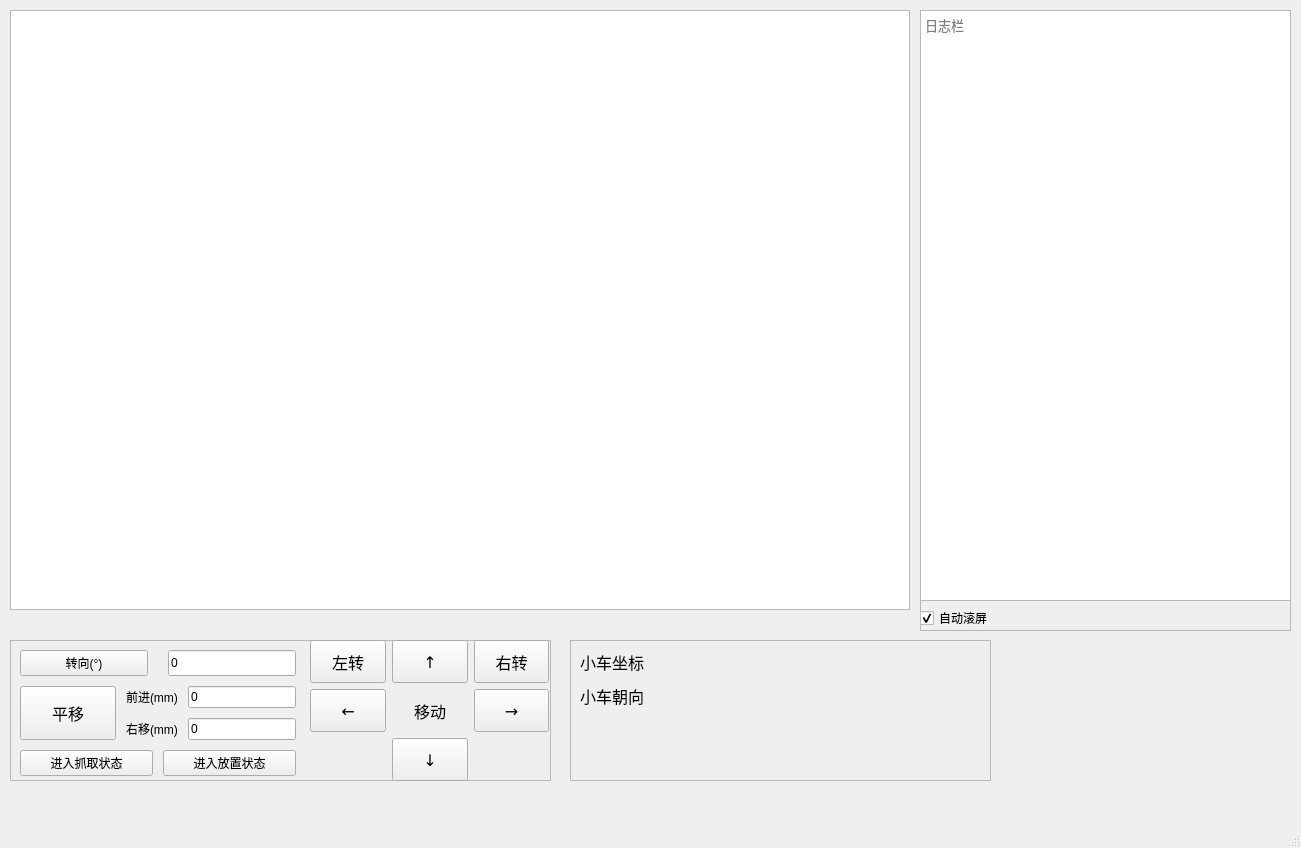
Above: control_panel/main.ui from GuanYixuan/2023_little_car before the change. Below: the same form after it.
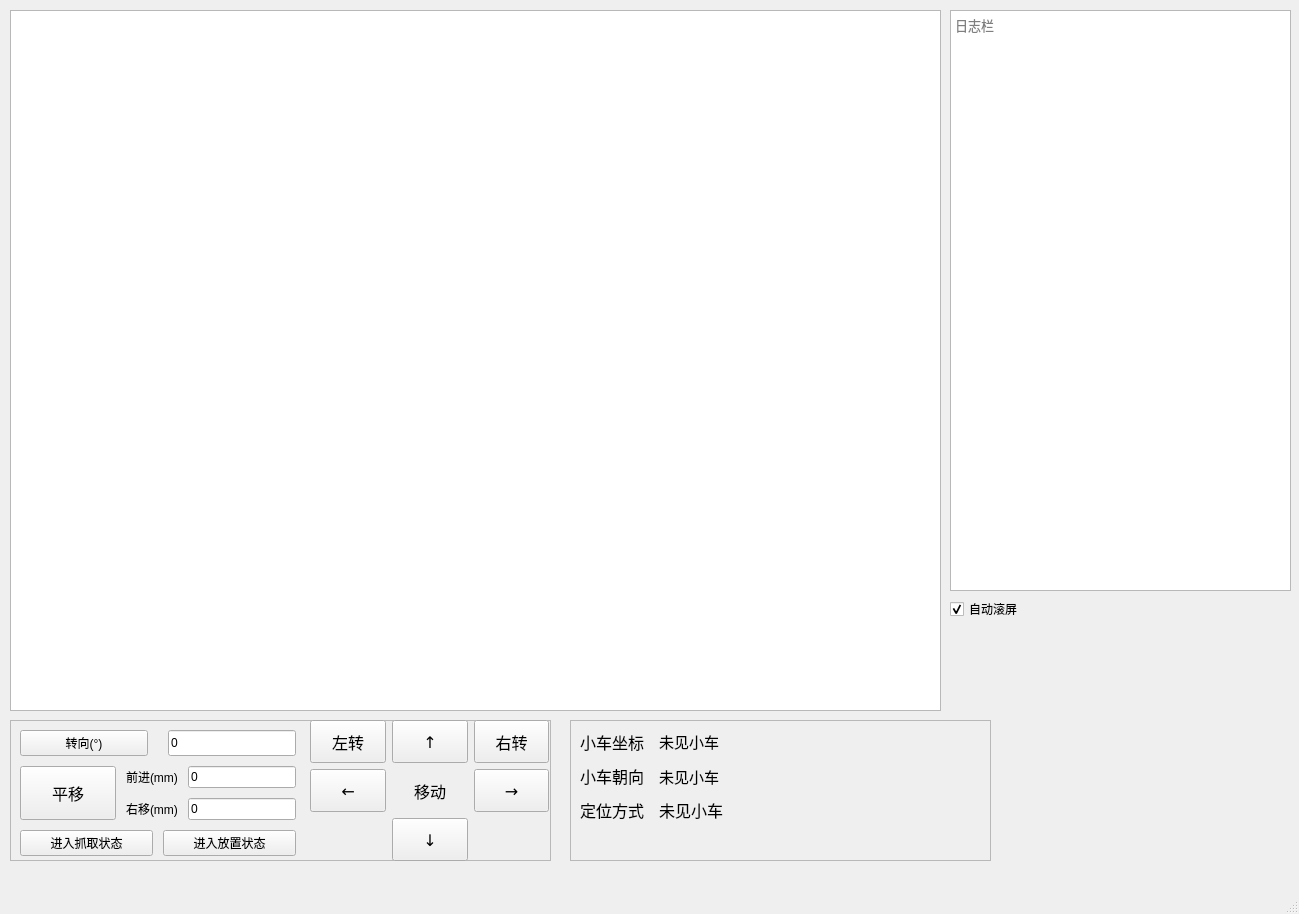
That is the form after the change.

Commit message: Implement "log_panel" and "camera_view" in the control panel

The edit to the form file:
```diff
--- a/control_panel/main.ui
+++ b/control_panel/main.ui
@@ -6,8 +6,8 @@
    <rect>
     <x>0</x>
     <y>0</y>
-    <width>1301</width>
-    <height>848</height>
+    <width>1299</width>
+    <height>914</height>
    </rect>
   </property>
   <property name="sizePolicy">
@@ -24,7 +24,7 @@
     <property name="geometry">
      <rect>
       <x>10</x>
-      <y>640</y>
+      <y>720</y>
       <width>541</width>
       <height>141</height>
      </rect>
@@ -384,8 +384,8 @@
      <rect>
       <x>10</x>
       <y>10</y>
-      <width>900</width>
-      <height>600</height>
+      <width>931</width>
+      <height>701</height>
      </rect>
     </property>
     <property name="verticalScrollBarPolicy">
@@ -402,7 +402,7 @@
     <property name="geometry">
      <rect>
       <x>570</x>
-      <y>640</y>
+      <y>720</y>
       <width>421</width>
       <height>141</height>
      </rect>
@@ -424,7 +424,7 @@
      </property>
      <layout class="QFormLayout" name="formLayout">
       <property name="horizontalSpacing">
-       <number>10</number>
+       <number>15</number>
       </property>
       <property name="verticalSpacing">
        <number>10</number>
@@ -434,11 +434,14 @@
         <property name="font">
          <font>
           <family>宋体</family>
-          <pointsize>12</pointsize>
+          <pointsize>11</pointsize>
          </font>
         </property>
         <property name="text">
-         <string/>
+         <string>未见小车</string>
+        </property>
+        <property name="textFormat">
+         <enum>Qt::RichText</enum>
         </property>
        </widget>
       </item>
@@ -479,11 +482,37 @@
         <property name="font">
          <font>
           <family>宋体</family>
+          <pointsize>11</pointsize>
+         </font>
+        </property>
+        <property name="text">
+         <string>未见小车</string>
+        </property>
+       </widget>
+      </item>
+      <item row="2" column="0">
+       <widget class="QLabel" name="label_positioning_method">
+        <property name="font">
+         <font>
+          <family>宋体</family>
           <pointsize>12</pointsize>
          </font>
         </property>
         <property name="text">
-         <string/>
+         <string>定位方式</string>
+        </property>
+       </widget>
+      </item>
+      <item row="2" column="1">
+       <widget class="QLabel" name="label_positioning_method_display">
+        <property name="font">
+         <font>
+          <family>宋体</family>
+          <pointsize>12</pointsize>
+         </font>
+        </property>
+        <property name="text">
+         <string>未见小车</string>
         </property>
        </widget>
       </item>
@@ -501,30 +530,18 @@
      <layout class="QFormLayout" name="formLayout_2"/>
     </widget>
    </widget>
-   <widget class="QFrame" name="frame_2">
+   <widget class="QWidget" name="">
     <property name="geometry">
      <rect>
-      <x>920</x>
+      <x>950</x>
       <y>10</y>
-      <width>371</width>
-      <height>621</height>
+      <width>341</width>
+      <height>611</height>
      </rect>
     </property>
-    <property name="frameShape">
-     <enum>QFrame::StyledPanel</enum>
-    </property>
-    <property name="frameShadow">
-     <enum>QFrame::Raised</enum>
-    </property>
+    <layout class="QVBoxLayout" name="log_panel_frame">
+     <item>
     <widget class="QTextEdit" name="log_panel">
-     <property name="geometry">
-      <rect>
-       <x>0</x>
-       <y>0</y>
-       <width>371</width>
-       <height>591</height>
-      </rect>
-     </property>
      <property name="font">
       <font>
        <family>新宋体</family>
@@ -544,15 +561,9 @@
       <string>日志栏</string>
      </property>
     </widget>
+     </item>
+     <item>
     <widget class="QCheckBox" name="auto_scroll">
-     <property name="geometry">
-      <rect>
-       <x>0</x>
-       <y>600</y>
-       <width>361</width>
-       <height>16</height>
-      </rect>
-     </property>
      <property name="font">
       <font>
        <family>新宋体</family>
@@ -569,6 +580,8 @@
       <bool>false</bool>
      </property>
     </widget>
+     </item>
+    </layout>
    </widget>
   </widget>
   <widget class="QMenuBar" name="menubar">
```
Left out of the diff: 2 changed lines with no effect on the pictures. Lines whose indentation alone changed are shown as unchanged. The commit also changes 1 other file.
